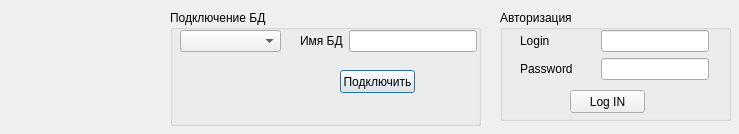
Vampire016/FQW_programm, file QtTry4/secondwindow.ui: the form before one commit.
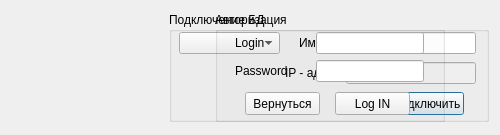
The form after the commit.

What changed in the file:
```diff
--- a/QtTry4/secondwindow.ui
+++ b/QtTry4/secondwindow.ui
@@ -6,30 +6,72 @@
    <rect>
     <x>0</x>
     <y>0</y>
-    <width>739</width>
-    <height>134</height>
+    <width>500</width>
+    <height>135</height>
    </rect>
   </property>
+  <property name="sizePolicy">
+   <sizepolicy hsizetype="Fixed" vsizetype="Fixed">
+    <horstretch>0</horstretch>
+    <verstretch>0</verstretch>
+   </sizepolicy>
+  </property>
+  <property name="minimumSize">
+   <size>
+    <width>500</width>
+    <height>135</height>
+   </size>
+  </property>
+  <property name="maximumSize">
+   <size>
+    <width>500</width>
+    <height>135</height>
+   </size>
+  </property>
   <property name="windowTitle">
    <string>Dialog</string>
   </property>
   <widget class="QGroupBox" name="groupBox">
    <property name="geometry">
     <rect>
-     <x>170</x>
-     <y>10</y>
-     <width>311</width>
-     <height>116</height>
+     <x>169</x>
+     <y>12</y>
+     <width>320</width>
+     <height>110</height>
     </rect>
    </property>
+   <property name="sizePolicy">
+    <sizepolicy hsizetype="Fixed" vsizetype="Fixed">
+     <horstretch>0</horstretch>
+     <verstretch>0</verstretch>
+    </sizepolicy>
+   </property>
+   <property name="minimumSize">
+    <size>
+     <width>320</width>
+     <height>110</height>
+    </size>
+   </property>
+   <property name="maximumSize">
+    <size>
+     <width>320</width>
+     <height>110</height>
+    </size>
+   </property>
+   <property name="sizeIncrement">
+    <size>
+     <width>310</width>
+     <height>110</height>
+    </size>
+   </property>
    <property name="title">
     <string>Подключение БД</string>
    </property>
    <widget class="QPushButton" name="pushButton">
     <property name="geometry">
      <rect>
-      <x>170</x>
-      <y>60</y>
+      <x>220</x>
+      <y>80</y>
       <width>75</width>
       <height>23</height>
      </rect>
@@ -69,24 +111,86 @@
       <height>22</height>
      </rect>
     </property>
+    <property name="cursor">
+     <cursorShape>PointingHandCursor</cursorShape>
+    </property>
+   </widget>
+   <widget class="QWidget" name="layoutWidget_2">
+    <property name="geometry">
+     <rect>
+      <x>116</x>
+      <y>50</y>
+      <width>191</width>
+      <height>22</height>
+     </rect>
+    </property>
+    <layout class="QHBoxLayout" name="horizontalLayout_4">
+     <item>
+      <widget class="QLabel" name="label_4">
+       <property name="sizePolicy">
+        <sizepolicy hsizetype="Fixed" vsizetype="Preferred">
+         <horstretch>0</horstretch>
+         <verstretch>0</verstretch>
+        </sizepolicy>
+       </property>
+       <property name="minimumSize">
+        <size>
+         <width>50</width>
+         <height>0</height>
+        </size>
+       </property>
+       <property name="text">
+        <string>IP - адрес</string>
+       </property>
+       <property name="alignment">
+        <set>Qt::AlignLeading|Qt::AlignLeft|Qt::AlignVCenter</set>
+       </property>
+      </widget>
+     </item>
+     <item>
+      <widget class="QLineEdit" name="lineEdit_2">
+       <property name="enabled">
+        <bool>false</bool>
+       </property>
+      </widget>
+     </item>
+    </layout>
    </widget>
   </widget>
   <widget class="QGroupBox" name="groupBox_2">
    <property name="geometry">
     <rect>
-     <x>500</x>
-     <y>10</y>
-     <width>231</width>
-     <height>111</height>
+     <x>215</x>
+     <y>12</y>
+     <width>230</width>
+     <height>110</height>
     </rect>
    </property>
+   <property name="sizePolicy">
+    <sizepolicy hsizetype="Fixed" vsizetype="Fixed">
+     <horstretch>0</horstretch>
+     <verstretch>0</verstretch>
+    </sizepolicy>
+   </property>
+   <property name="minimumSize">
+    <size>
+     <width>230</width>
+     <height>110</height>
+    </size>
+   </property>
+   <property name="sizeIncrement">
+    <size>
+     <width>230</width>
+     <height>110</height>
+    </size>
+   </property>
    <property name="title">
     <string>Авторизация</string>
    </property>
    <widget class="QPushButton" name="LogIN">
     <property name="geometry">
      <rect>
-      <x>70</x>
+      <x>120</x>
       <y>80</y>
       <width>75</width>
       <height>23</height>
@@ -154,6 +258,19 @@
      </item>
     </layout>
    </widget>
+   <widget class="QPushButton" name="btnReturn">
+    <property name="geometry">
+     <rect>
+      <x>30</x>
+      <y>80</y>
+      <width>75</width>
+      <height>23</height>
+     </rect>
+    </property>
+    <property name="text">
+     <string>Вернуться</string>
+    </property>
+   </widget>
   </widget>
  </widget>
  <resources/>
```
Left out of the diff: 37 changed lines with no effect on the pictures.
